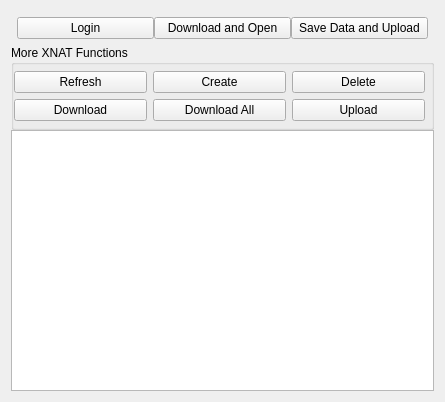
Qt form Code/Gui/MITK/Plugins/uk.ac.ucl.cmic.xnat/src/internal/XnatBrowserWidget.ui (NifTK/NifTK) before a commit.
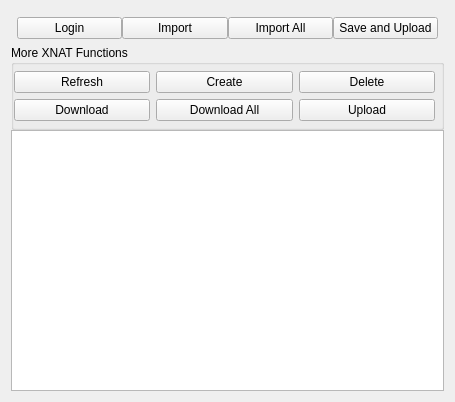
The same form after that commit. Custom widgets are drawn as their Qt base class.

Commit message: #1110: Import single images

The edit to the form file:
```diff
--- a/Code/Gui/MITK/Plugins/uk.ac.ucl.cmic.xnat/src/internal/XnatBrowserWidget.ui
+++ b/Code/Gui/MITK/Plugins/uk.ac.ucl.cmic.xnat/src/internal/XnatBrowserWidget.ui
@@ -6,7 +6,7 @@
    <rect>
     <x>0</x>
     <y>0</y>
-    <width>445</width>
+    <width>455</width>
     <height>402</height>
    </rect>
   </property>
@@ -35,14 +35,21 @@
      <item row="0" column="1">
       <widget class="QPushButton" name="downloadAndOpenButton">
        <property name="text">
-        <string>Download and Open</string>
+        <string>Import</string>
        </property>
       </widget>
      </item>
-     <item row="0" column="2">
+     <item row="0" column="3">
       <widget class="QPushButton" name="saveDataAndUploadButton">
        <property name="text">
-        <string>Save Data and Upload</string>
+        <string>Save and Upload</string>
+       </property>
+      </widget>
+     </item>
+     <item row="0" column="2">
+      <widget class="QPushButton" name="importAllButton">
+       <property name="text">
+        <string>Import All</string>
        </property>
       </widget>
      </item>
```
Left out of the diff: 4 changed lines with no effect on the pictures. The commit also changes 7 other files.
